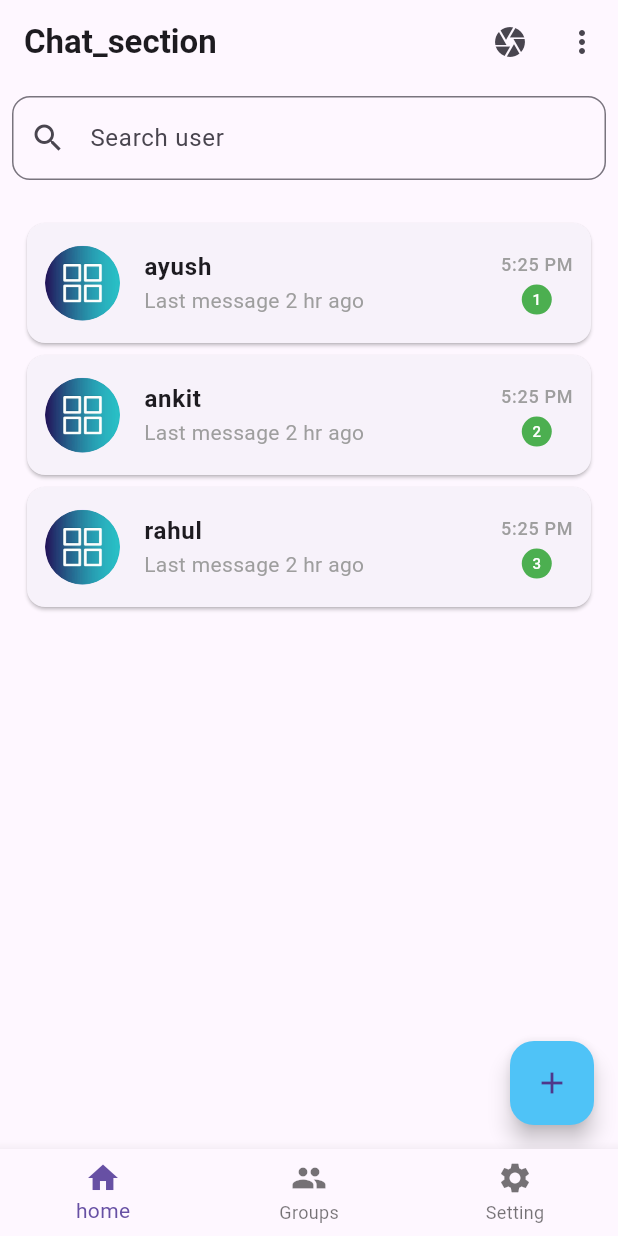
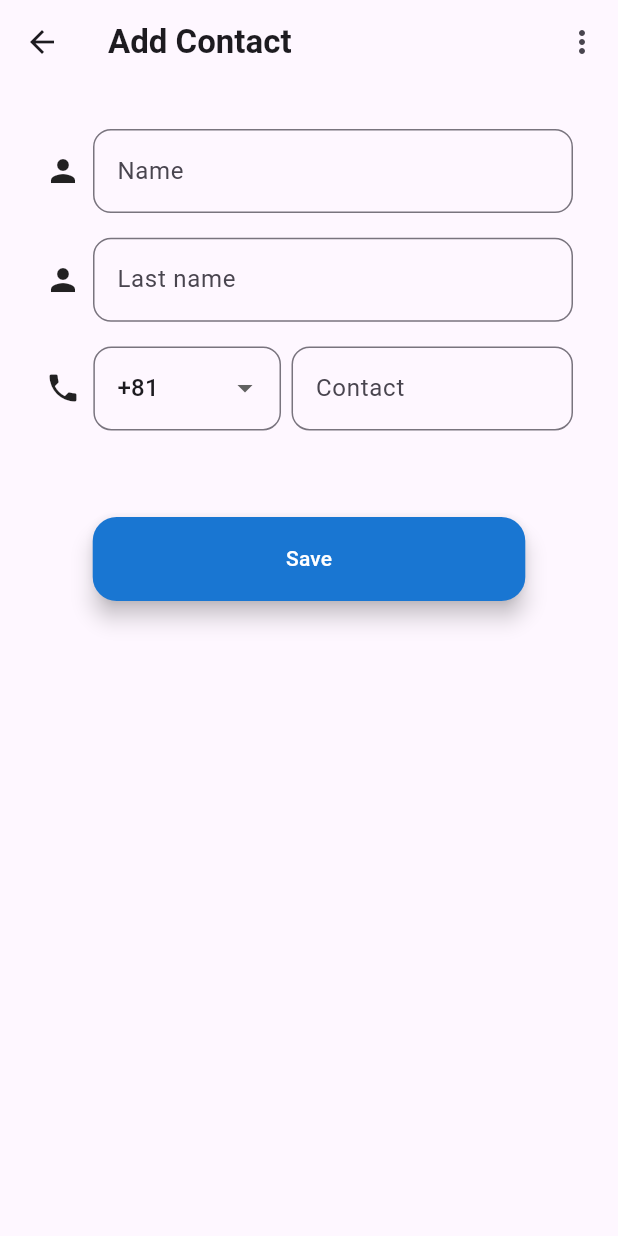
Before and after one commit to Ayushbi/HelloChat, a Flutter app: the screen it shows after launch, after a tap on the "add" icon, on a phone screen of 412 x 824 dp. Run offline on Flutter 3.47's test engine with Material 3 defaults, Android fonts, the phone set to English and light mode, and no system bars; our stand-ins replace flutter_native_splash, flutter_riverpod, image_picker, riverpod, share_plus and 1 more; missing offline and left inert: dart:ffi; network calls fail.

Commit message:
Add WebSocket Pusher for chat rooms and new contact screen

```diff
--- a/lib/screens/Contact.dart
+++ b/lib/screens/Contact.dart
@@ -1,3 +1,4 @@
+import 'package:demo_app/screens/New_contact.dart';
 import 'package:demo_app/screens/main_chat.dart';
 import 'package:demo_app/screens/setting.dart';
 import 'package:flutter/material.dart';
@@ -160,7 +161,10 @@ class _ContactsState extends State<Contacts> {
         ),
       ),
       floatingActionButton: FloatingActionButton(
-        onPressed: () {},
+        onPressed: () {
+          Navigator.push(context, MaterialPageRoute(
+              builder: (context)=>NewContact()));
+        },
         child: Icon(Icons.add,),backgroundColor: Colors.lightBlue.shade300,
       ),
     );
--- /dev/null
+++ b/lib/screens/New_contact.dart
@@ -0,0 +1,150 @@
+import 'package:flutter/material.dart';
+
+class NewContact extends StatefulWidget {
+  const NewContact({super.key});
+
+  @override
+  State<NewContact> createState() => _NewContactState();
+}
+
+class _NewContactState extends State<NewContact> {
+  String Country = "+81";
+
+  @override
+  Widget build(BuildContext context) {
+    final height = MediaQuery.of(context).size.height;
+    final width = MediaQuery.of(context).size.width;
+    return Scaffold(
+      appBar: AppBar(
+        title: Text(
+          "Add Contact",
+          style: TextStyle(fontWeight: FontWeight.bold),
+        ),
+        actions: [
+          PopupMenuButton(
+            onSelected: (value) {
+              if (value == "Discard") {
+                Navigator.pop(context);
+              }
+            },
+            itemBuilder: (context) {
+              return [PopupMenuItem(child: Text("Discard"), value: "Discard")];
+            },
+          ),
+        ],
+      ),
+      body: SafeArea(
+        child: Padding(
+          padding: EdgeInsets.all(30),
+          child: Column(
+            children: [
+              Row(
+                children: [
+                  Icon(Icons.person),
+                  SizedBox(width: 8),
+                  Expanded(
+                    child: TextField(
+                      decoration: InputDecoration(
+                        hintText: "Name",
+                        border: OutlineInputBorder(
+                          borderRadius: BorderRadius.circular(12),
+                        ),
+                      ),
+                    ),
+                  ),
+                ],
+              ),
+
+              SizedBox(height: height * 0.02),
+
+              Row(
+                children: [
+                  Icon(Icons.person),
+                  SizedBox(width: 8),
+                  Expanded(
+                    child: TextField(
+                      decoration: InputDecoration(
+                        hintText: "Last name",
+                        border: OutlineInputBorder(
+                          borderRadius: BorderRadius.circular(12),
+                        ),
+                      ),
+                    ),
+                  ),
+                ],
+              ),
+
+              SizedBox(height: height * 0.02),
+
+              Row(
+                children: [
+                  Icon(Icons.phone),
+                  SizedBox(width: width*0.02),
+
+                  Expanded(
+                    flex: 2,
+                    child: DropdownButtonFormField<String>(
+                      initialValue: Country,
+                      decoration: InputDecoration(
+                        border: OutlineInputBorder(
+                          borderRadius: BorderRadius.circular(12),
+                        ),
+                      ),
+
+                      items: const [
+                        DropdownMenuItem(
+                          value: "+81",
+                          child: Text("+81"),
+                        ),
+                        DropdownMenuItem(
+                          value: "+1",
+                          child: Text("+1"),
+                        ),
+                        DropdownMenuItem(
+                          value: "+44",
+                          child: Text("+44"),
+                        ),
+                      ],
+                      onChanged: (value) {
+                        setState(() {
+                          Country = value!;
+                        });
+                      },
+                    ),
+                  ),
+
+                  SizedBox(width: 7),
+
+                  Expanded(
+                    flex: 3,
+                    child: TextField(
+                      maxLength: 10,
+                      keyboardType: TextInputType.phone,
+                      decoration: InputDecoration(
+                        counterText: "",
+                        hintText: "Contact",
+                        border: OutlineInputBorder(
+                          borderRadius: BorderRadius.circular(12),
+                        ),
+                      ),
+                    ),
+                  ),
+                ],
+              ),
+              SizedBox(height: height * 0.07),
+              Container(
+                width: width * 0.7,
+                child: FloatingActionButton(
+                  onPressed: () {},
+                  child: Text("Save"),
+                  backgroundColor: Colors.blue.shade700,
+                  foregroundColor: Colors.white,
+                ),
+              ),
+            ],
+          ),
+        ),
+      ),
+    );
+  }
+}
--- a/lib/services/webSocket.dart
+++ b/lib/services/webSocket.dart
@@ -1,4 +1,6 @@
+import 'dart:async';
 import 'dart:convert';
+import 'dart:ffi';
 import 'package:demo_app/provider/message_provider.dart';
 import 'package:flutter_riverpod/flutter_riverpod.dart';
 import 'package:demo_app/model/message_model.dart';
@@ -8,8 +10,9 @@ import 'package:web_socket_channel/web_socket_channel.dart';
 class socket {
   // Initialize WebSocket
   bool connected = false;
-  bool connection_close=false;
+  bool connection_close = false;
   static late WebSocketChannel channel;
+  static StreamSubscription? streamSubscription;
 
   void connect(WidgetRef ref) {
     // connection
@@ -17,11 +20,16 @@ class socket {
       if (connected) {
         return;
       }
-      connection_close=false;
+      connection_close = false;
       channel = WebSocketChannel.connect(Uri.parse("ws://10.0.2.2:8080"));
+      channel.sink.add(jsonEncode({
+        "event": "pusher:subscribe",
+        "data": {
+          "channel": "chat",
+        }}));
       connected = true;
 
-      channel.stream.listen(
+      streamSubscription = channel.stream.listen(
         (event) {
           final data = jsonDecode(event);
           final message = MessageModel.fromJson(data);
@@ -30,14 +38,13 @@ class socket {
         onError: (error) {
           print(error);
         },
-        onDone: () async{
+        onDone: () async {
           connected = false;
-          if(connection_close){
+          if (connection_close) {
             return;
           }
           await Future.delayed(Duration(seconds: 2));
-            connect(ref);
-
+          connect(ref);
         },
       );
     } catch (e) {
@@ -48,16 +55,19 @@ class socket {
   //send
   static send(messages) async {
     try {
-      channel.sink.add(messages);
       await messageApi().SendMessage(messages);
+
     } catch (e) {
       print(e);
     }
   }
+  void StopListening(){
+    streamSubscription?.cancel();
+  }
 
   //connection close
   void disconnect() {
-  connection_close=true;
+    connection_close = true;
     channel.sink.close();
   }
 }
```
